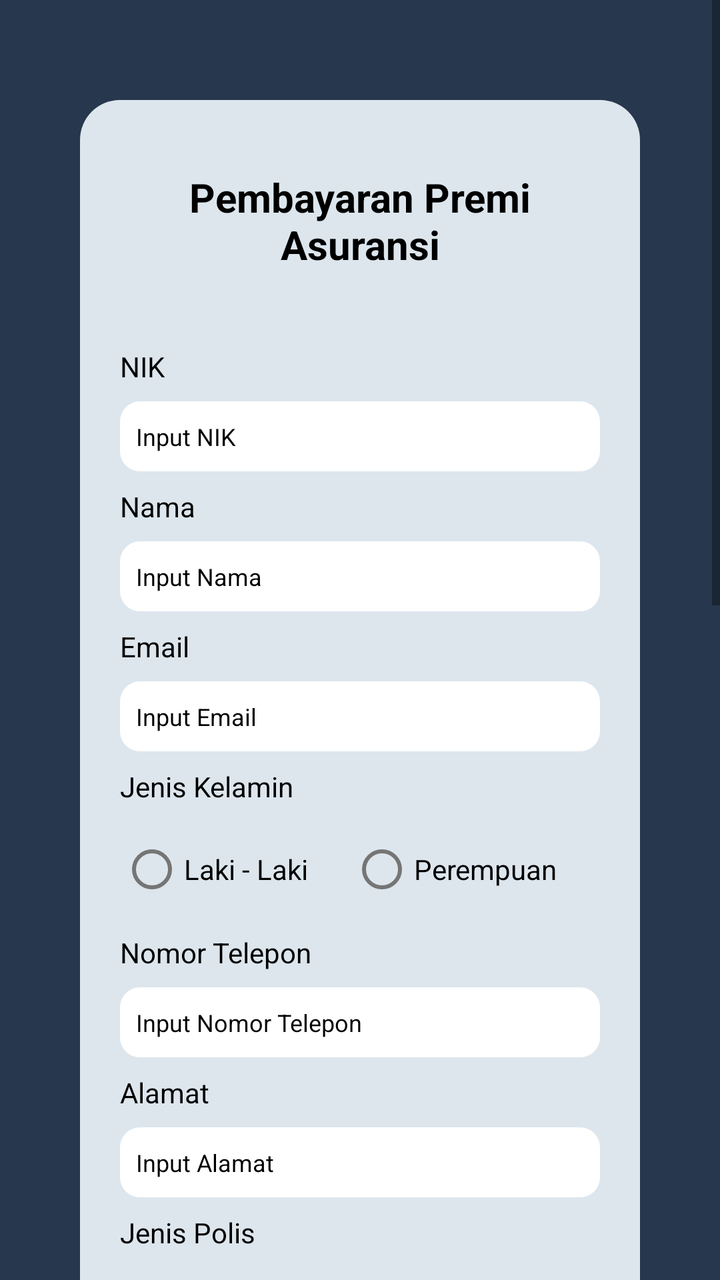
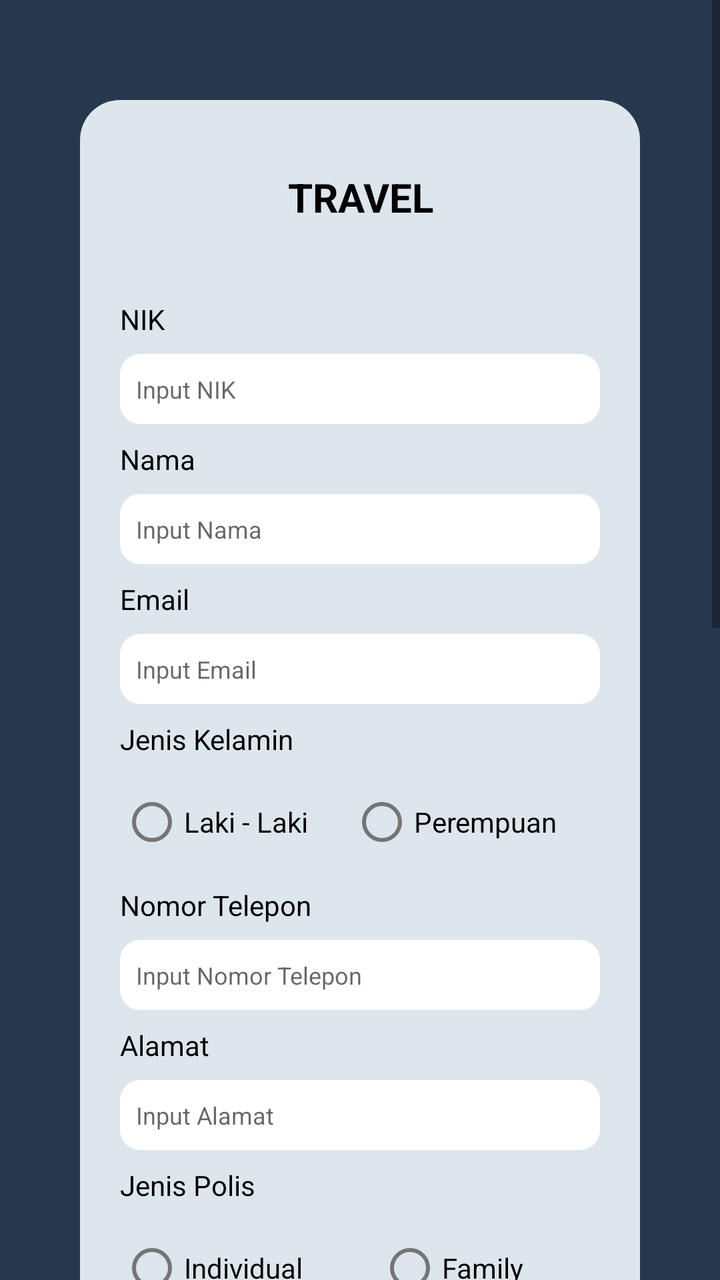

An Android layout rendered at two revisions. The XML below is the earlier revision; the diff shows what the commit changed to produce the second picture.
<!-- AndroidManifest.xml: application theme Theme.Skripsi -->
<!-- res/layout/activity_registrasi_travel.xml -->
<?xml version="1.0" encoding="utf-8"?>
<ScrollView xmlns:android="http://schemas.android.com/apk/res/android"
    xmlns:app="http://schemas.android.com/apk/res-auto"
    xmlns:tools="http://schemas.android.com/tools"
    android:id="@+id/main"
    android:layout_width="match_parent"
    android:layout_height="match_parent"
    tools:context=".RegistrasiTravel"
    android:background="#27374D"
    >

    <LinearLayout
        android:layout_width="match_parent"
        android:layout_height="match_parent"
        android:orientation="vertical"
        android:gravity="center"
        android:paddingVertical="50dp"
        android:layout_marginHorizontal="40sp"
        >

    <LinearLayout
        android:layout_width="match_parent"
        android:layout_height="wrap_content"
        android:background="@drawable/rounded_corner_background"
        android:orientation="vertical"
        android:paddingHorizontal="20dp"
        android:paddingVertical="25dp">

        <TextView
            android:layout_width="match_parent"
            android:layout_height="wrap_content"
            android:layout_marginVertical="10dp"
            android:gravity="center"
            android:paddingBottom="20dp"
            android:text="@string/pembayaran_premi_asuransi"
            android:textColor="@color/black"
            android:textSize="20dp"
            android:textStyle="bold" />


        <TextView
            android:layout_width="match_parent"
            android:layout_height="wrap_content"
            android:paddingVertical="8dp"
            android:text="@string/nik_login"
            android:textColor="@color/black" />

        <EditText
            android:id="@+id/nik"
            android:layout_width="match_parent"
            android:layout_height="35dp"
            android:background="@drawable/rounded_corner_fill"
            android:text="@string/input_nik"
            android:textSize="12dp"
            android:paddingLeft="8dp"
            android:textColor="@color/black"
            />


        <TextView
            android:layout_width="match_parent"
            android:layout_height="wrap_content"
            android:paddingVertical="8dp"
            android:text="@string/nama_huruf_kecil"
            android:textColor="@color/black" />

        <EditText
            android:id="@+id/nama"
            android:layout_width="match_parent"
            android:layout_height="35dp"
            android:background="@drawable/rounded_corner_fill"
            android:text="@string/input_nama"
            android:textSize="12dp"
            android:paddingLeft="8dp"
            android:textColor="@color/black"
            />


        <TextView
            android:layout_width="match_parent"
            android:layout_height="wrap_content"
            android:paddingVertical="8dp"
            android:text="@string/email_registasi"
            android:textColor="@color/black" />

        <EditText
            android:id="@+id/email"
            android:layout_width="match_parent"
            android:layout_height="35dp"
            android:background="@drawable/rounded_corner_fill"
            android:text="@string/input_email"
            android:textSize="12dp"
            android:paddingLeft="8dp"
            android:textColor="@color/black"/>



        <TextView
            android:layout_width="match_parent"
            android:layout_height="wrap_content"
            android:paddingVertical="8dp"
            android:text="@string/jenis_kelamin"
            android:textColor="@color/black" />

        <RadioGroup
            android:id="@+id/jenisKelamin"
            android:layout_width="match_parent"
            android:layout_height="wrap_content"
            android:orientation="horizontal">

            <RadioButton
                android:id="@+id/laki"
                android:layout_width="wrap_content"
                android:layout_height="wrap_content"
                android:layout_weight="1"
                android:text="@string/laki"
                android:textColor="@color/black" />

            <RadioButton
                android:id="@+id/perempuan"
                android:layout_width="wrap_content"
                android:layout_height="wrap_content"
                android:layout_weight="1"
                android:text="@string/perempuan"
                android:textColor="@color/black" />
        </RadioGroup>


        <TextView
            android:layout_width="match_parent"
            android:layout_height="wrap_content"
            android:paddingVertical="8dp"
            android:text="@string/nomor_telp"
            android:textColor="@color/black" />

        <EditText
            android:id="@+id/noTelp"
            android:layout_width="match_parent"
            android:layout_height="35dp"
            android:background="@drawable/rounded_corner_fill"
            android:text="@string/input_nomor_telepon"
            android:textSize="12dp"
            android:paddingLeft="8dp"
            android:textColor="@color/black"
            />


        <TextView
            android:layout_width="match_parent"
            android:layout_height="wrap_content"
            android:paddingVertical="8dp"
            android:text="@string/alamat"
            android:textColor="@color/black" />

        <EditText
            android:id="@+id/alamat"
            android:layout_width="match_parent"
            android:layout_height="35dp"
            android:background="@drawable/rounded_corner_fill"
            android:text="@string/input_alamat"
            android:textSize="12dp"
            android:paddingLeft="8dp"
            android:textColor="@color/black"
            />


        <TextView
            android:layout_width="match_parent"
            android:layout_height="wrap_content"
            android:paddingVertical="8dp"
            android:text="@string/jenis_polis"
            android:textColor="@color/black" />

        <RadioGroup
            android:id="@+id/jenisPolis"
            android:layout_width="match_parent"
            android:layout_height="wrap_content"
            android:orientation="horizontal">

            <RadioButton
                android:id="@+id/individu"
                android:layout_width="wrap_content"
                android:layout_height="wrap_content"
                android:layout_weight="1"
                android:text="@string/individual"
                android:textColor="@color/black" />

            <RadioButton
                android:id="@+id/family"
                android:layout_width="wrap_content"
                android:layout_height="wrap_content"
                android:layout_weight="1"
                android:text="@string/family"
                android:textColor="@color/black" />
        </RadioGroup>


        <LinearLayout
            android:layout_width="match_parent"
            android:layout_height="wrap_content"
            android:orientation="vertical"
            android:id="@+id/namaKeluargaAll"
            android:visibility="gone"
            >
            <TextView
                android:layout_width="match_parent"
                android:layout_height="wrap_content"
                android:paddingVertical="8dp"
                android:text="@string/nama_keluarga"
                android:textColor="@color/black" />

            <EditText
                android:id="@+id/namaKeluarga"
                android:layout_width="match_parent"
                android:layout_height="35dp"
                android:background="@drawable/rounded_corner_fill"
                android:hint="@string/input_nama_keluarga"
                android:textSize="12dp"
                android:paddingLeft="8dp"
                />
        </LinearLayout>



        <TextView
            android:layout_width="match_parent"
            android:layout_height="wrap_content"
            android:paddingVertical="8dp"
            android:text="@string/plan_asuransi"
            android:textColor="@color/black" />

        <Spinner
            android:layout_width="match_parent"
            android:layout_height="35dp"
            android:background="@drawable/rounded_corner_fill"
            android:layout_marginVertical="8dp"
            android:id="@+id/plan"
            />


        <TextView
            android:layout_width="match_parent"
            android:layout_height="wrap_content"
            android:text="@string/masa_perjalanan"
            android:paddingVertical="8dp"
            android:textColor="@color/black"
            />

        <RelativeLayout
            android:layout_width="wrap_content"
            android:layout_height="wrap_content"
            >

            <TextView
                android:layout_width="match_parent"
                android:layout_height="35dp"
                android:background="@drawable/rounded_corner_fill"
                android:id="@+id/masaPerjalanan"
                android:textSize="12dp"
                android:paddingLeft="8dp"
                android:hint="DD/MM/YYYY - DD/MM/YYYY"
                android:gravity="center_vertical"
                android:textColor="@color/black"
                />

            <androidx.appcompat.widget.AppCompatButton
                android:layout_width="20dp"
                android:layout_height="20dp"
                android:background="@drawable/calendar"
                android:layout_alignParentRight="true"
                android:layout_marginTop="7dp"
                android:layout_marginRight="8dp"
                android:id="@+id/btnMasaPerjalanan"
                />

        </RelativeLayout>




        <TextView
            android:layout_width="match_parent"
            android:layout_height="wrap_content"
            android:text="@string/tipe_polis_tahunan_travel"
            android:paddingVertical="8dp"
            android:textColor="@color/black"
            />

        <RadioGroup
            android:id="@+id/tipePolis"
            android:layout_width="match_parent"
            android:layout_height="wrap_content"
            android:orientation="horizontal">

            <RadioButton
                android:id="@+id/iya"
                android:layout_width="wrap_content"
                android:layout_height="wrap_content"
                android:layout_weight="1"
                android:text="@string/iya"
                android:textColor="@color/black" />

            <RadioButton
                android:id="@+id/tidak"
                android:layout_width="wrap_content"
                android:layout_height="wrap_content"
                android:layout_weight="1"
                android:text="@string/tidak"
                android:textColor="@color/black" />
        </RadioGroup>



        <TextView
            android:layout_width="match_parent"
            android:layout_height="wrap_content"
            android:text="@string/nama_ahli_waris_registrasi"
            android:paddingVertical="8dp"
            android:textColor="@color/black"
            />

        <EditText
            android:layout_width="match_parent"
            android:layout_height="35dp"
            android:background="@drawable/rounded_corner_fill"
            android:id="@+id/namaAhliWaris"
            android:text="@string/input_ahli_waris"
            android:textSize="12dp"
            android:paddingLeft="8dp"
            android:textColor="@color/black"
            />


        <TextView
            android:layout_width="match_parent"
            android:layout_height="wrap_content"
            android:text="@string/hubungan_dengan_ahli_waris_registrasi"
            android:paddingVertical="8dp"
            android:textColor="@color/black"
            />

        <EditText
            android:layout_width="match_parent"
            android:layout_height="35dp"
            android:background="@drawable/rounded_corner_fill"
            android:id="@+id/hubunganDenganAhliWaris"
            android:text="@string/input_hubungan_dengan_ahli_waris"
            android:textSize="12dp"
            android:paddingLeft="8dp"
            android:textColor="@color/black"
            />


        <TextView
            android:layout_width="match_parent"
            android:layout_height="wrap_content"
            android:text="@string/negara_tujuan"
            android:paddingVertical="8dp"
            android:textColor="@color/black"
            />

        <EditText
            android:layout_width="match_parent"
            android:layout_height="35dp"
            android:background="@drawable/rounded_corner_fill"
            android:id="@+id/negaraTujuan"
            android:text="@string/input_negara_tujuan"
            android:textSize="12dp"
            android:paddingLeft="8dp"
            android:textColor="@color/black"
            />


        <TextView
            android:layout_width="match_parent"
            android:layout_height="wrap_content"
            android:text="@string/tujuan_perjalanan"
            android:paddingVertical="8dp"
            android:textColor="@color/black"
            />

        <EditText
            android:layout_width="match_parent"
            android:layout_height="35dp"
            android:background="@drawable/rounded_corner_fill"
            android:id="@+id/tujuanPerjalanan"
            android:layout_marginBottom="20dp"
            android:hint="@string/input_tujuan_perjalanan"
            android:textSize="12dp"
            android:paddingLeft="8dp"
            android:textColor="@color/black"
            />


        <androidx.appcompat.widget.AppCompatButton
            android:layout_width="130dp"
            android:layout_height="wrap_content"
            android:text="@string/daftar"
            android:background="@drawable/rounded_corner_button"
            android:layout_gravity="center"
            android:textColor="@color/black"
            android:layout_marginBottom="10dp"
            android:id="@+id/btnDaftar"
            />

    </LinearLayout>

    </LinearLayout>

</ScrollView>
<!-- resources referenced by this layout -->
<resources>
  <color name="black">#FF000000</color>
  <!-- drawable calendar: png bitmap (drawable, 11861 bytes) -->
  <!-- drawable rounded_corner_background (drawable) -->
  <?xml version="1.0" encoding="utf-8"?>
  <shape xmlns:android="http://schemas.android.com/apk/res/android"
      android:shape="rectangle">
      <solid android:color="#DDE6ED" />
      <corners android:radius="20dp" />
  </shape>
  <!-- drawable rounded_corner_button (drawable) -->
  <?xml version="1.0" encoding="utf-8"?>
  <shape xmlns:android="http://schemas.android.com/apk/res/android"
      android:shape="rectangle">
      <solid android:color="#50526D82" />
      <corners android:radius="23dp" />
  </shape>
  <!-- drawable rounded_corner_fill (drawable) -->
  <?xml version="1.0" encoding="utf-8"?>
  <shape xmlns:android="http://schemas.android.com/apk/res/android"
      android:shape="rectangle">
      <solid android:color="@color/white" />
      <corners android:radius="10dp" />
  </shape>
  <string name="alamat">Alamat</string>
  <string name="daftar">DAFTAR</string>
  <string name="email_registasi">Email</string>
  <string name="family">Family</string>
  <string name="hubungan_dengan_ahli_waris_registrasi">Hubungan Dengan Ahli Waris</string>
  <string name="individual">Individual</string>
  <string name="input_ahli_waris">Input Ahli Waris</string>
  <string name="input_alamat">Input Alamat</string>
  <string name="input_email">Input Email</string>
  <string name="input_hubungan_dengan_ahli_waris">Input Hubungan Dengan Ahli Waris</string>
  <string name="input_nama">Input Nama</string>
  <string name="input_nama_keluarga">Input Nama Keluarga</string>
  <string name="input_negara_tujuan">Input Negara Tujuan</string>
  <string name="input_nik">Input NIK</string>
  <string name="input_nomor_telepon">Input Nomor Telepon</string>
  <string name="input_tujuan_perjalanan">Input Tujuan Perjalanan</string>
  <string name="iya">Iya</string>
  <string name="jenis_kelamin">Jenis Kelamin</string>
  <string name="jenis_polis">Jenis Polis</string>
  <string name="laki">Laki - Laki</string>
  <string name="masa_perjalanan">Masa Perjalanan</string>
  <string name="nama_ahli_waris_registrasi">Nama Ahli Waris</string>
  <string name="nama_huruf_kecil">Nama</string>
  <string name="nama_keluarga">Nama Keluarga</string>
  <string name="negara_tujuan">Negara Tujuan</string>
  <string name="nik_login">NIK</string>
  <string name="nomor_telp">Nomor Telepon</string>
  <string name="pembayaran_premi_asuransi">Pembayaran Premi Asuransi</string>
  <string name="perempuan">Perempuan</string>
  <string name="plan_asuransi">Plan Asuransi</string>
  <string name="tidak">Tidak</string>
  <string name="tipe_polis_tahunan_travel">Tipe Polis - Tahunan</string>
  <string name="tujuan_perjalanan">Tujuan Perjalanan</string>
  <style name="Theme.Skripsi" parent="Theme.MaterialComponents.DayNight.DarkActionBar">
          
          <item name="colorPrimary">@color/purple_500</item>
          <item name="colorPrimaryVariant">@color/purple_700</item>
          <item name="colorOnPrimary">@color/white</item>
          
          <item name="colorSecondary">@color/teal_200</item>
          <item name="colorSecondaryVariant">@color/teal_700</item>
          <item name="colorOnSecondary">@color/black</item>
          
          <item name="android:statusBarColor">?attr/colorPrimaryVariant</item>
          
      </style>
  <color name="white">#FFFFFFFF</color>
  <color name="purple_500">#FF6200EE</color>
  <color name="purple_700">#FF3700B3</color>
  <color name="teal_200">#FF03DAC5</color>
  <color name="teal_700">#FF018786</color>
</resources>

<!-- the commit's change to res/layout/activity_registrasi_travel.xml (unified diff, before → after) -->
@@ -32,7 +32,7 @@
             android:layout_marginVertical="10dp"
             android:gravity="center"
             android:paddingBottom="20dp"
-            android:text="@string/pembayaran_premi_asuransi"
+            android:text="@string/TRAVEL"
             android:textColor="@color/black"
             android:textSize="20dp"
             android:textStyle="bold" />
@@ -50,7 +50,7 @@
             android:layout_width="match_parent"
             android:layout_height="35dp"
             android:background="@drawable/rounded_corner_fill"
-            android:text="@string/input_nik"
+            android:hint="@string/input_nik"
             android:textSize="12dp"
             android:paddingLeft="8dp"
             android:textColor="@color/black"
@@ -69,7 +69,7 @@
             android:layout_width="match_parent"
             android:layout_height="35dp"
             android:background="@drawable/rounded_corner_fill"
-            android:text="@string/input_nama"
+            android:hint="@string/input_nama"
             android:textSize="12dp"
             android:paddingLeft="8dp"
             android:textColor="@color/black"
@@ -88,7 +88,7 @@
             android:layout_width="match_parent"
             android:layout_height="35dp"
             android:background="@drawable/rounded_corner_fill"
-            android:text="@string/input_email"
+            android:hint="@string/input_email"
             android:textSize="12dp"
             android:paddingLeft="8dp"
             android:textColor="@color/black"/>
@@ -138,7 +138,7 @@
             android:layout_width="match_parent"
             android:layout_height="35dp"
             android:background="@drawable/rounded_corner_fill"
-            android:text="@string/input_nomor_telepon"
+            android:hint="@string/input_nomor_telepon"
             android:textSize="12dp"
             android:paddingLeft="8dp"
             android:textColor="@color/black"
@@ -157,7 +157,7 @@
             android:layout_width="match_parent"
             android:layout_height="35dp"
             android:background="@drawable/rounded_corner_fill"
-            android:text="@string/input_alamat"
+            android:hint="@string/input_alamat"
             android:textSize="12dp"
             android:paddingLeft="8dp"
             android:textColor="@color/black"
@@ -231,8 +231,9 @@
 
         <Spinner
             android:layout_width="match_parent"
-            android:layout_height="35dp"
-            android:background="@drawable/rounded_corner_fill"
+            android:layout_height="wrap_content"
+            android:background="@drawable/rounded_corner_fill"
+            android:paddingVertical="5dp"
             android:layout_marginVertical="8dp"
             android:id="@+id/plan"
             />
@@ -324,7 +325,7 @@
             android:layout_height="35dp"
             android:background="@drawable/rounded_corner_fill"
             android:id="@+id/namaAhliWaris"
-            android:text="@string/input_ahli_waris"
+            android:hint="@string/input_ahli_waris"
             android:textSize="12dp"
             android:paddingLeft="8dp"
             android:textColor="@color/black"
@@ -344,7 +345,7 @@
             android:layout_height="35dp"
             android:background="@drawable/rounded_corner_fill"
             android:id="@+id/hubunganDenganAhliWaris"
-            android:text="@string/input_hubungan_dengan_ahli_waris"
+            android:hint="@string/input_hubungan_dengan_ahli_waris"
             android:textSize="12dp"
             android:paddingLeft="8dp"
             android:textColor="@color/black"
@@ -364,7 +365,7 @@
             android:layout_height="35dp"
             android:background="@drawable/rounded_corner_fill"
             android:id="@+id/negaraTujuan"
-            android:text="@string/input_negara_tujuan"
+            android:hint="@string/input_negara_tujuan"
             android:textSize="12dp"
             android:paddingLeft="8dp"
             android:textColor="@color/black"
<!-- resource entries referenced after the edit -->
@@ -23,6 +23,7 @@
       <solid android:color="@color/white" />
       <corners android:radius="10dp" />
   </shape>
+  <string name="TRAVEL">TRAVEL</string>
   <string name="alamat">Alamat</string>
   <string name="daftar">DAFTAR</string>
   <string name="email_registasi">Email</string>
@@ -50,7 +51,6 @@
   <string name="negara_tujuan">Negara Tujuan</string>
   <string name="nik_login">NIK</string>
   <string name="nomor_telp">Nomor Telepon</string>
-  <string name="pembayaran_premi_asuransi">Pembayaran Premi Asuransi</string>
   <string name="perempuan">Perempuan</string>
   <string name="plan_asuransi">Plan Asuransi</string>
   <string name="tidak">Tidak</string>
